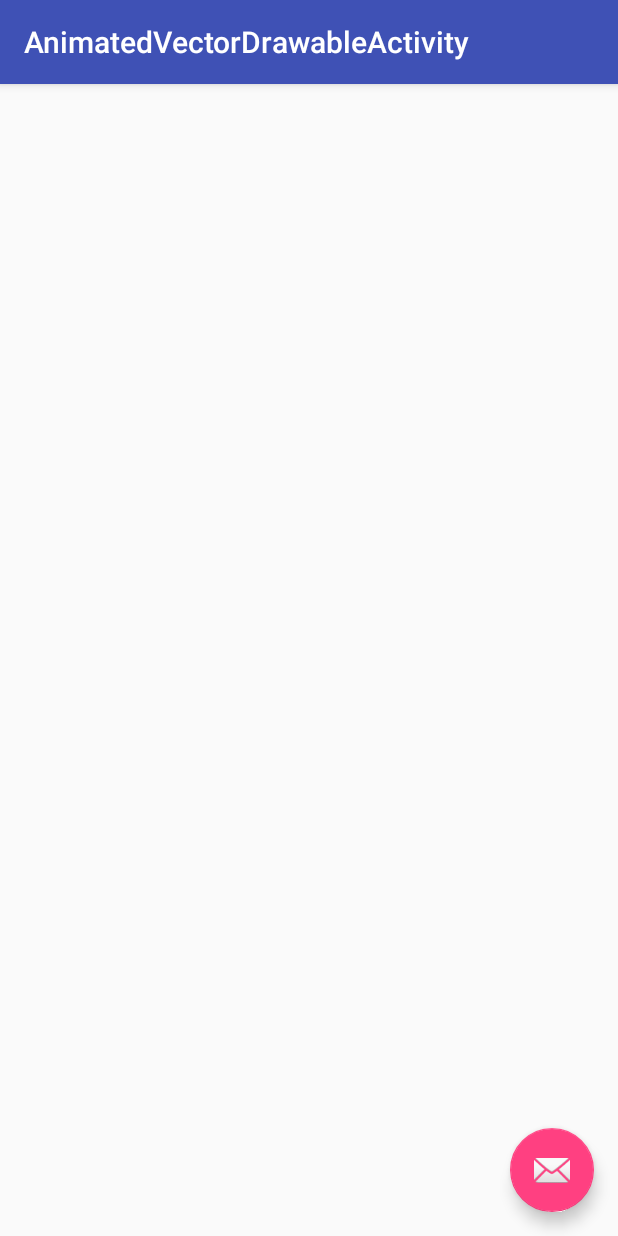
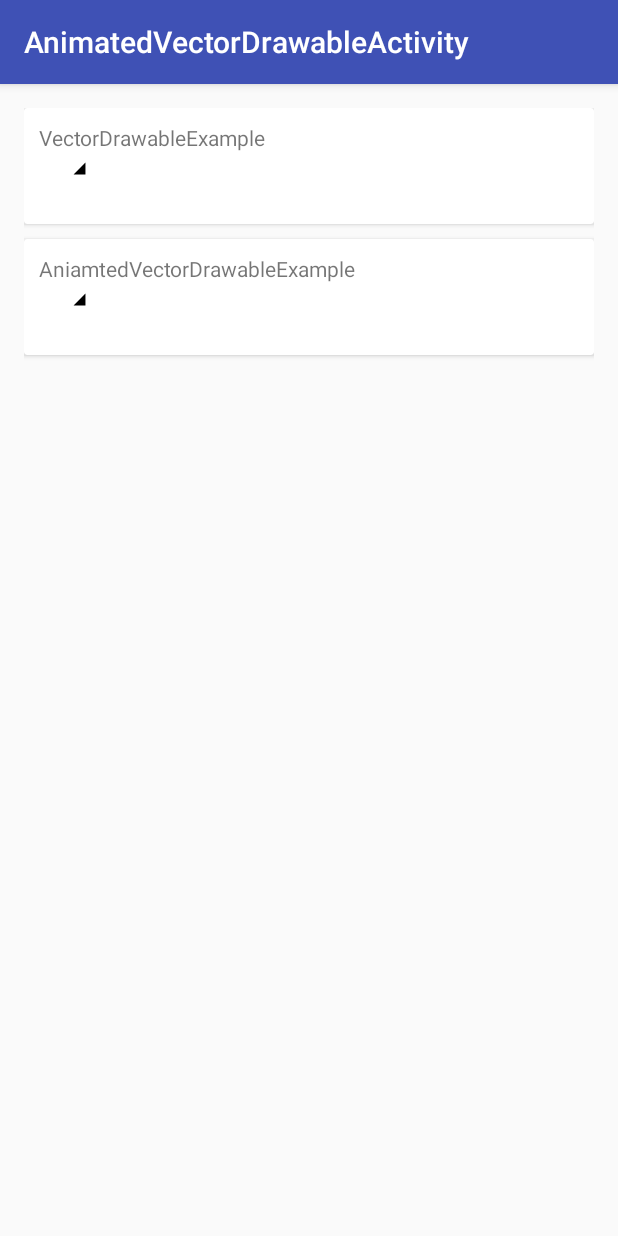
Before and after one commit to buptfarmer/edu, an Android app: the AnimatedVectorDrawableActivity screen opened directly, with no data from a screen before it, on a phone screen of 412 x 824 dp. Run offline under Robolectric (Android 15) with nearby library versions, the phone set to English and light mode, and no system bars; our stand-ins replace data binding; 1 statement that could not run was skipped.

Commit message:
change: update support sdk version and add AnimatedVectorDrawable
Change-Id: I609d9a6a2b143ee773c220b21e48119201e8395e

```diff
--- a/app/build.gradle
+++ b/app/build.gradle
@@ -1,8 +1,11 @@
 apply plugin: 'com.android.application'
 
+ext {
+    supportLibVersion = '25.0.0'
+}
 android {
-    compileSdkVersion 23
-    buildToolsVersion "23.0.3"
+    compileSdkVersion 25
+    buildToolsVersion "25.0.0"
 
     defaultConfig {
         applicationId "com.chensiwen.edugame"
@@ -29,12 +32,14 @@ dependencies {
 
     compile files('libs/com.baidu.tts_2.2.6.20160505_a2af8d6_beta.jar')
     compile files('libs/galaxy-v2.0.jar')
-    compile 'com.android.support:appcompat-v7:23.4.0'
-    compile 'com.android.support:design:23.4.0'
+    compile "com.android.support:appcompat-v7:${supportLibVersion}"
+    compile "com.android.support:design:${supportLibVersion}"
     compile 'com.umeng.analytics:analytics:latest.integration'
-    compile 'com.android.support:cardview-v7:23.4.0'
-    compile 'com.android.support:recyclerview-v7:23.4.0'
-    compile 'com.android.support:support-v4:23.4.0'
-    compile 'com.android.support:support-vector-drawable:23.4.0'
+    compile "com.android.support:cardview-v7:${supportLibVersion}"
+    compile "com.android.support:recyclerview-v7:${supportLibVersion}"
+    compile "com.android.support:support-v4:${supportLibVersion}"
+    compile "com.android.support:support-vector-drawable:${supportLibVersion}"
+    compile 'com.android.support.constraint:constraint-layout:1.0.0-beta1'
+
     testCompile 'junit:junit:4.12'
 }
--- a/app/src/main/java/com/chensiwen/edugame/AnimatedVectorDrawableActivity.java
+++ b/app/src/main/java/com/chensiwen/edugame/AnimatedVectorDrawableActivity.java
@@ -1,29 +1,44 @@
 package com.chensiwen.edugame;
 
+import android.databinding.DataBindingUtil;
+import android.graphics.drawable.Animatable;
+import android.graphics.drawable.Drawable;
 import android.os.Bundle;
-import android.support.design.widget.FloatingActionButton;
-import android.support.design.widget.Snackbar;
-import android.support.v7.app.AppCompatActivity;
 import android.support.v7.widget.Toolbar;
+import android.view.LayoutInflater;
 import android.view.View;
+import android.widget.ImageView;
 
-public class AnimatedVectorDrawableActivity extends AppCompatActivity {
+import com.chensiwen.edugame.databinding.ActivityAnimatedVectorDrawableBinding;
+
+public class AnimatedVectorDrawableActivity extends BaseAppCompatActivity {
+
+
+    public class BindHanlders {
+        public void onClickNumbers(View view) {
+        }
+
+        public void onClickAnimated(View view) {
+            ImageView imageView = binding.animated;
+            Drawable drawable = imageView.getDrawable();
+            if (drawable instanceof Animatable) {
+                ((Animatable) drawable).start();
+            }
+        }
+    }
+
+    private ActivityAnimatedVectorDrawableBinding binding;
 
     @Override
     protected void onCreate(Bundle savedInstanceState) {
         super.onCreate(savedInstanceState);
-        setContentView(R.layout.activity_animated_vector_drawable);
-        Toolbar toolbar = (Toolbar) findViewById(R.id.toolbar);
+        binding = DataBindingUtil.inflate(LayoutInflater.from(this), R.layout.activity_animated_vector_drawable, null, false);
+        setContentView(binding.getRoot());
+        Toolbar toolbar = binding.toolbar;
         setSupportActionBar(toolbar);
+        BindHanlders handlers = new BindHanlders();
+        binding.setHandlers(handlers);
 
-        FloatingActionButton fab = (FloatingActionButton) findViewById(R.id.fab);
-        fab.setOnClickListener(new View.OnClickListener() {
-            @Override
-            public void onClick(View view) {
-                Snackbar.make(view, "Replace with your own action", Snackbar.LENGTH_LONG)
-                        .setAction("Action", null).show();
-            }
-        });
     }
 
 }
--- a/app/src/main/java/com/chensiwen/edugame/EntranceListActivity.java
+++ b/app/src/main/java/com/chensiwen/edugame/EntranceListActivity.java
@@ -5,14 +5,13 @@ import android.databinding.DataBindingUtil;
 import android.os.Bundle;
 import android.support.design.widget.FloatingActionButton;
 import android.support.design.widget.Snackbar;
-import android.support.v7.app.AppCompatActivity;
 import android.support.v7.widget.Toolbar;
 import android.view.LayoutInflater;
 import android.view.View;
 
 import com.chensiwen.edugame.databinding.ActivityEntranceListBinding;
 
-public class EntranceListActivity extends AppCompatActivity {
+public class EntranceListActivity extends BaseAppCompatActivity {
 
     public class BindHanlders {
         public void onClickNumbers(View view) {
--- /dev/null
+++ b/app/src/main/res/anim/path_morph.xml
@@ -0,0 +1,11 @@
+<?xml version="1.0" encoding="utf-8"?>
+<!-- Copyright (C) 2015 37 Degree Technology.  All Rights Reserved. -->
+
+<set xmlns:android="http://schemas.android.com/apk/res/android">
+    <objectAnimator
+        android:duration="3000"
+        android:propertyName="pathData"
+        android:valueFrom="M300,70 l 0,-70 70,70 0,0 -70,70z"
+        android:valueTo="M300,70 l 0,-70 70,0  0,140 -70,0 z"
+        android:valueType="pathType"/>
+</set>
--- /dev/null
+++ b/app/src/main/res/anim/rotation.xml
@@ -0,0 +1,12 @@
+<?xml version="1.0" encoding="utf-8"?>
+<!-- Copyright (C) 2015 37 Degree Technology.  All Rights Reserved. -->
+
+<set xmlns:android="http://schemas.android.com/apk/res/android"
+     android:interpolator="@android:anim/accelerate_decelerate_interpolator" >
+    <objectAnimator
+        android:duration="6000"
+        android:propertyName="rotation"
+        android:valueFrom="0"
+        android:valueTo="360" />
+
+</set>
--- /dev/null
+++ b/app/src/main/res/drawable/ic_test_vector_animation.xml
@@ -0,0 +1,9 @@
+<animated-vector xmlns:android="http://schemas.android.com/apk/res/android"
+                 android:drawable="@drawable/ic_test_vector_drawable" >
+    <target
+        android:name="rotationGroup"
+        android:animation="@anim/rotation" />
+    <target
+        android:name="v"
+        android:animation="@anim/path_morph" />
+</animated-vector>
--- /dev/null
+++ b/app/src/main/res/drawable/ic_test_vector_drawable.xml
@@ -0,0 +1,16 @@
+<vector xmlns:android="http://schemas.android.com/apk/res/android"
+        android:height="64dp"
+        android:width="64dp"
+        android:viewportHeight="600"
+        android:viewportWidth="600" >
+    <group
+        android:name="rotationGroup"
+        android:pivotX="300.0"
+        android:pivotY="300.0"
+        android:rotation="45.0" >
+        <path
+            android:name="v"
+            android:fillColor="#000000"
+            android:pathData="M300,70 l 0,-70 70,70 0,0 -70,70z" />
+    </group>
+</vector>
--- a/app/src/main/res/layout/activity_animated_vector_drawable.xml
+++ b/app/src/main/res/layout/activity_animated_vector_drawable.xml
@@ -1,14 +1,24 @@
 <?xml version="1.0" encoding="utf-8"?>
-<android.support.design.widget.CoordinatorLayout
+<layout
     xmlns:android="http://schemas.android.com/apk/res/android"
     xmlns:app="http://schemas.android.com/apk/res-auto"
-    xmlns:tools="http://schemas.android.com/tools"
+    xmlns:tools="http://schemas.android.com/tools">
+
+    <data>
+
+        <variable
+            name="handlers"
+            type="com.chensiwen.edugame.AnimatedVectorDrawableActivity.BindHanlders"/>
+    </data>
+
+    <android.support.design.widget.CoordinatorLayout
         android:layout_width="match_parent"
         android:layout_height="match_parent"
         android:fitsSystemWindows="true"
         tools:context="com.chensiwen.edugame.AnimatedVectorDrawableActivity">
 
         <android.support.design.widget.AppBarLayout
+            android:id="@+id/app_bar_layout"
             android:layout_width="match_parent"
             android:layout_height="wrap_content"
             android:theme="@style/AppTheme.AppBarOverlay">
@@ -22,7 +32,77 @@
 
         </android.support.design.widget.AppBarLayout>
 
-    <include layout="@layout/content_animated_vector_drawable"/>
+        <LinearLayout
+            android:layout_width="match_parent"
+            android:layout_height="match_parent"
+            android:orientation="vertical"
+            android:paddingBottom="@dimen/activity_vertical_margin"
+            android:paddingLeft="@dimen/activity_horizontal_margin"
+            android:paddingRight="@dimen/activity_horizontal_margin"
+            android:paddingTop="@dimen/activity_vertical_margin"
+            app:layout_behavior="@string/appbar_scrolling_view_behavior">
+
+            <android.support.v7.widget.CardView
+                android:layout_width="match_parent"
+                android:layout_height="wrap_content"
+                >
+
+                <android.support.constraint.ConstraintLayout
+                    android:layout_width="wrap_content"
+                    android:layout_height="wrap_content">
+
+                    <TextView
+                        android:id="@+id/vector_title"
+                        android:layout_width="wrap_content"
+                        android:layout_height="wrap_content"
+                        android:layout_margin="10dp"
+                        android:text="VectorDrawableExample"
+                        app:layout_constraintLeft_toLeftOf="parent"
+                        app:layout_constraintTop_toTopOf="parent"/>
+
+                    <ImageView
+                        android:id="@+id/vector"
+                        android:layout_width="48dp"
+                        android:layout_height="48dp"
+                        app:layout_constraintLeft_toLeftOf="parent"
+                        app:layout_constraintTop_toBottomOf="@id/vector_title"
+                        app:srcCompat="@drawable/ic_test_vector_drawable"
+                        tools:ignore="MissingPrefix"/>
+                </android.support.constraint.ConstraintLayout>
+
+            </android.support.v7.widget.CardView>
+
+            <android.support.v7.widget.CardView
+                android:layout_width="match_parent"
+                android:layout_height="wrap_content"
+                android:layout_marginTop="10dp"
+                >
+
+                <android.support.constraint.ConstraintLayout
+                    android:layout_width="wrap_content"
+                    android:layout_height="wrap_content">
+
+                    <TextView
+                        android:id="@+id/animated_title"
+                        android:layout_width="wrap_content"
+                        android:layout_height="wrap_content"
+                        android:layout_margin="10dp"
+                        android:text="AniamtedVectorDrawableExample"
+                        app:layout_constraintLeft_toLeftOf="parent"
+                        app:layout_constraintTop_toTopOf="parent"/>
+
+                    <ImageView
+                        android:id="@+id/animated"
+                        android:layout_width="48dp"
+                        android:layout_height="48dp"
+                        android:onClick="@{handlers::onClickAnimated}"
+                        app:layout_constraintLeft_toLeftOf="parent"
+                        app:layout_constraintTop_toBottomOf="@id/animated_title"
+                        app:srcCompat="@drawable/ic_test_vector_animation"
+                        tools:ignore="MissingPrefix"/>
+                </android.support.constraint.ConstraintLayout>
+            </android.support.v7.widget.CardView>
+        </LinearLayout>
 
         <android.support.design.widget.FloatingActionButton
             android:id="@+id/fab"
@@ -30,6 +110,8 @@
             android:layout_height="wrap_content"
             android:layout_gravity="bottom|end"
             android:layout_margin="@dimen/fab_margin"
+            android:visibility="gone"
             app:srcCompat="@android:drawable/ic_dialog_email"/>
 
     </android.support.design.widget.CoordinatorLayout>
+</layout>
--- a/app/src/main/res/layout/content_animated_vector_drawable.xml
+++ /dev/null
@@ -1,17 +0,0 @@
-<?xml version="1.0" encoding="utf-8"?>
-<RelativeLayout
-    android:id="@+id/content_animated_vector_drawable"
-    xmlns:android="http://schemas.android.com/apk/res/android"
-    xmlns:app="http://schemas.android.com/apk/res-auto"
-    xmlns:tools="http://schemas.android.com/tools"
-    android:layout_width="match_parent"
-    android:layout_height="match_parent"
-    android:paddingBottom="@dimen/activity_vertical_margin"
-    android:paddingLeft="@dimen/activity_horizontal_margin"
-    android:paddingRight="@dimen/activity_horizontal_margin"
-    android:paddingTop="@dimen/activity_vertical_margin"
-    app:layout_behavior="@string/appbar_scrolling_view_behavior"
-    tools:context="com.chensiwen.edugame.AnimatedVectorDrawableActivity"
-    tools:showIn="@layout/activity_animated_vector_drawable">
-
-</RelativeLayout>
```
Lines whose indentation alone changed are shown as unchanged.
